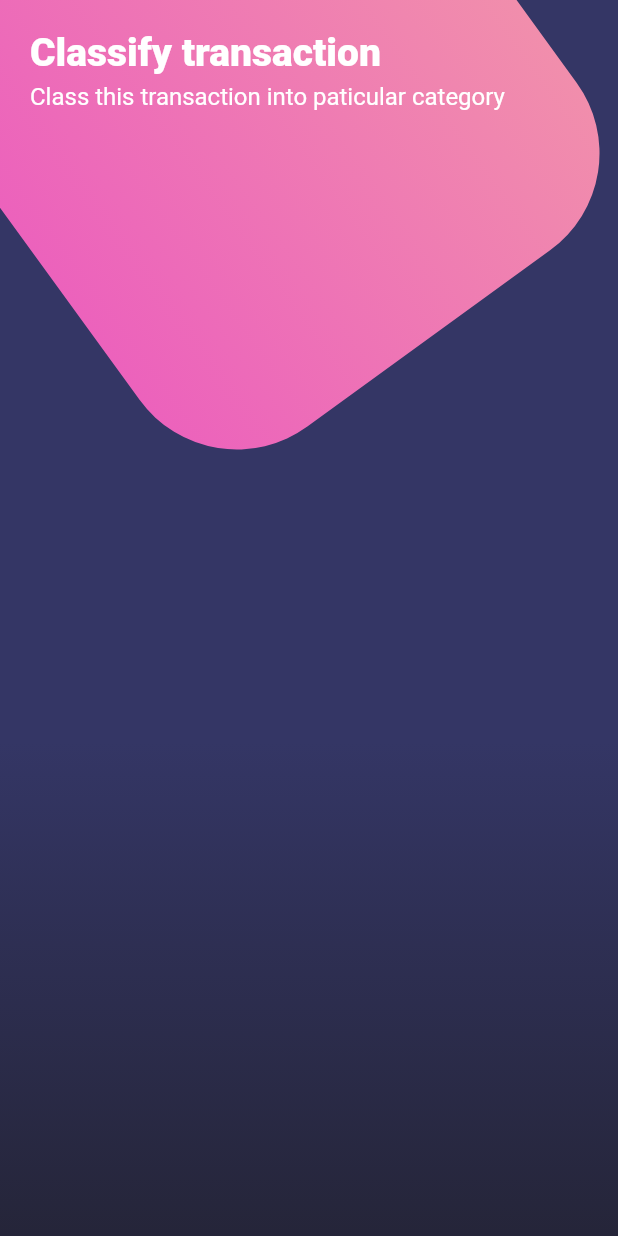
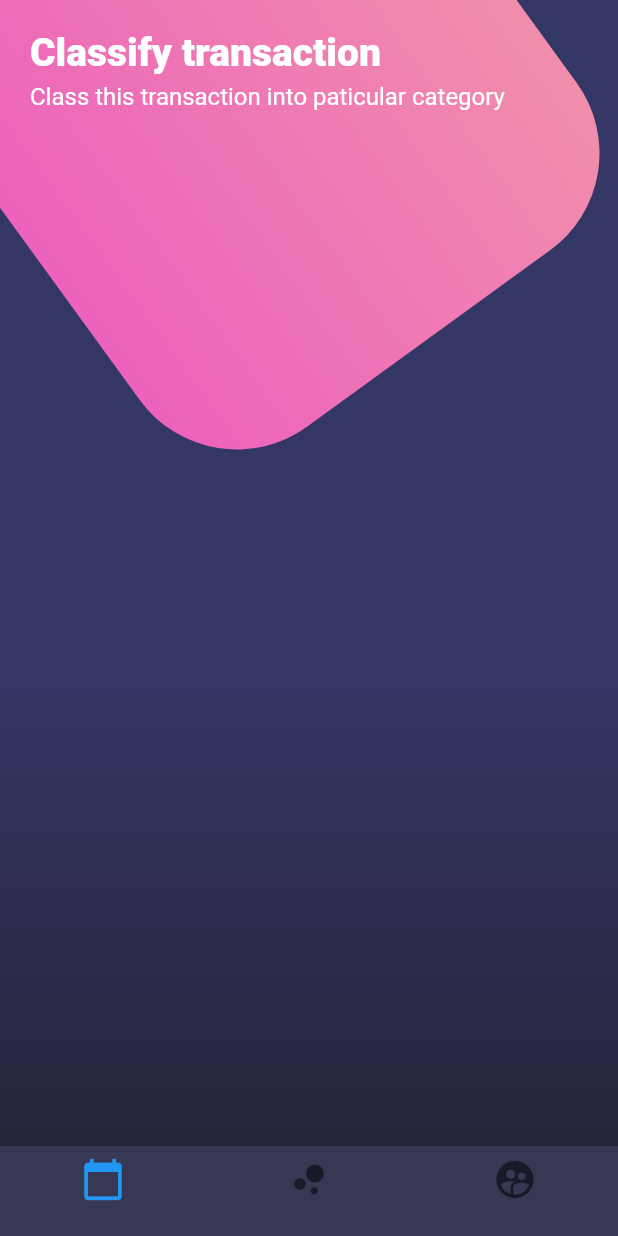
Before and after one commit to e-melara/flutter_desing, a Flutter app: the screen it shows after launch, on a phone screen of 412 x 824 dp. Run offline on Flutter 3.47's test engine with Material 2 defaults, Android fonts, the phone set to English and light mode, and no system bars.

Commit message:
BarNavigationBottom

```diff
--- a/lib/src/page/GradientDesign/gradient_design.dart
+++ b/lib/src/page/GradientDesign/gradient_design.dart
@@ -1,6 +1,7 @@
 import 'package:flutter/material.dart';
 
 import 'components/gradient_background.dart';
+import 'package:design_flutter/src/widgets/bar_navigation_bottom.dart';
 
 class GradientDesign extends StatelessWidget {
   @override
@@ -36,6 +37,7 @@ class GradientDesign extends StatelessWidget {
           text,
         ],
       ),
+      bottomNavigationBar: BarNavigationBottom(),
     );
   }
 }
--- /dev/null
+++ b/lib/src/widgets/bar_navigation_bottom.dart
@@ -0,0 +1,34 @@
+import 'package:flutter/material.dart';
+
+class BarNavigationBottom extends StatelessWidget {
+  @override
+  Widget build(BuildContext context) {
+    return Theme(
+      data: Theme.of(context).copyWith(
+        canvasColor: Color.fromRGBO(55, 57, 84, 1.0),
+        primaryColor: Colors.pinkAccent,
+        textTheme: Theme.of(context).textTheme.copyWith(
+              caption: TextStyle(
+                color: Color.fromRGBO(116, 117, 152, 1.0),
+              ),
+            ),
+      ),
+      child: BottomNavigationBar(
+        items: [
+          BottomNavigationBarItem(
+            icon: Icon(Icons.calendar_today, size: 30.0),
+            title: Container(),
+          ),
+          BottomNavigationBarItem(
+            icon: Icon(Icons.bubble_chart, size: 30.0),
+            title: Container(),
+          ),
+          BottomNavigationBarItem(
+            icon: Icon(Icons.supervised_user_circle, size: 30.0),
+            title: Container(),
+          ),
+        ],
+      ),
+    );
+  }
+}
```
